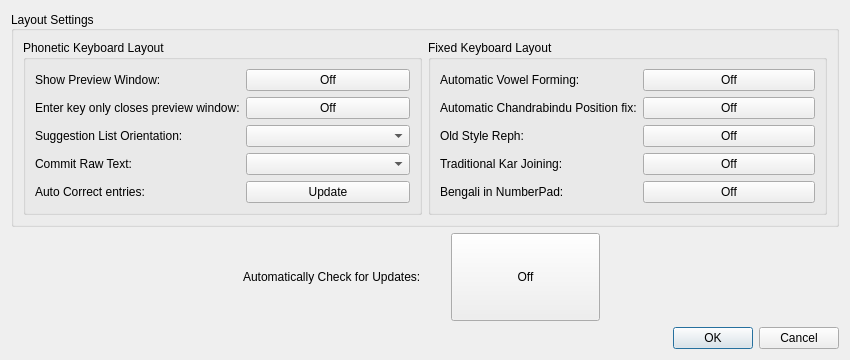
The window that src/frontend/SettingsDialog.ui (OpenBangla/OpenBangla-Keyboard) describes before a commit, drawn with Qt 5.
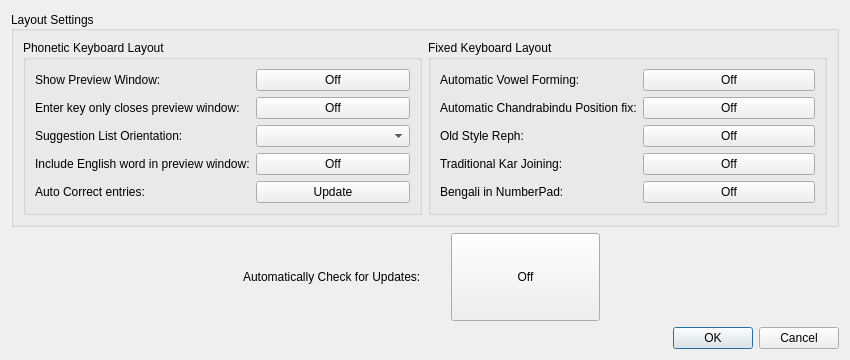
The same window after the commit.

Patch:
```diff
--- a/src/frontend/SettingsDialog.ui
+++ b/src/frontend/SettingsDialog.ui
@@ -62,7 +62,7 @@
             </sizepolicy>
            </property>
            <property name="text">
-            <string>&lt;html&gt;&lt;head/&gt;&lt;body&gt;&lt;p&gt;Commit Raw Text:&lt;/p&gt;&lt;/body&gt;&lt;/html&gt;</string>
+            <string>&lt;html&gt;&lt;head/&gt;&lt;body&gt;&lt;p&gt;Include English word in preview window:&lt;/p&gt;&lt;/body&gt;&lt;/html&gt;</string>
            </property>
            <property name="alignment">
             <set>Qt::AlignLeading|Qt::AlignLeft|Qt::AlignVCenter</set>
@@ -162,19 +162,6 @@
            </property>
           </widget>
          </item>
-         <item row="4" column="1">
-          <widget class="QComboBox" name="cmbRawTxt">
-           <property name="sizePolicy">
-            <sizepolicy hsizetype="Expanding" vsizetype="Expanding">
-             <horstretch>0</horstretch>
-             <verstretch>0</verstretch>
-            </sizepolicy>
-           </property>
-           <property name="sizeAdjustPolicy">
-            <enum>QComboBox::AdjustToContentsOnFirstShow</enum>
-           </property>
-          </widget>
-         </item>
          <item row="0" column="0">
           <widget class="QLabel" name="label_2">
            <property name="sizePolicy">
@@ -207,6 +194,16 @@
            </property>
           </widget>
          </item>
+         <item row="4" column="1">
+          <widget class="QPushButton" name="btnIncludeEnglishPrevWin">
+           <property name="text">
+            <string>Off</string>
+           </property>
+           <property name="checkable">
+            <bool>true</bool>
+           </property>
+          </widget>
+         </item>
         </layout>
        </widget>
       </item>
```
